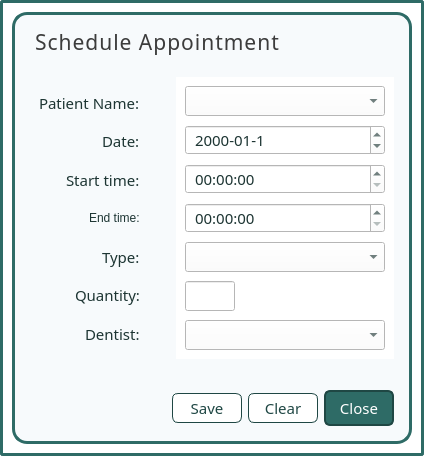
karlito20/AdoraFlowProject, file ui/popup_appointmentform.ui: the form before one commit.
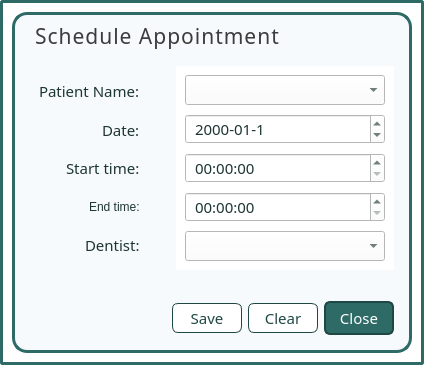
The form after the commit.

```diff
--- a/ui/popup_appointmentform.ui
+++ b/ui/popup_appointmentform.ui
@@ -10,7 +10,7 @@
     <x>0</x>
     <y>0</y>
     <width>418</width>
-    <height>456</height>
+    <height>365</height>
    </rect>
   </property>
   <property name="palette">
@@ -628,32 +628,6 @@
               </property>
              </widget>
             </item>
-            <item alignment="Qt::AlignmentFlag::AlignRight">
-             <widget class="QLabel" name="label">
-              <property name="font">
-               <font>
-                <family>Slate</family>
-                <pointsize>11</pointsize>
-               </font>
-              </property>
-              <property name="text">
-               <string>Type:</string>
-              </property>
-             </widget>
-            </item>
-            <item alignment="Qt::AlignmentFlag::AlignRight">
-             <widget class="QLabel" name="label_7">
-              <property name="font">
-               <font>
-                <family>Slate</family>
-                <pointsize>11</pointsize>
-               </font>
-              </property>
-              <property name="text">
-               <string>Quantity:</string>
-              </property>
-             </widget>
-            </item>
             <item alignment="Qt::AlignmentFlag::AlignRight">
              <widget class="QLabel" name="label_5">
               <property name="font">
@@ -772,50 +746,6 @@
               </property>
              </widget>
             </item>
-            <item>
-             <widget class="QComboBox" name="type_field">
-              <property name="minimumSize">
-               <size>
-                <width>200</width>
-                <height>30</height>
-               </size>
-              </property>
-              <property name="maximumSize">
-               <size>
-                <width>400</width>
-                <height>30</height>
-               </size>
-              </property>
-              <property name="font">
-               <font>
-                <family>Slate</family>
-                <pointsize>11</pointsize>
-               </font>
-              </property>
-             </widget>
-            </item>
-            <item>
-             <widget class="QLineEdit" name="quantity_field">
-              <property name="minimumSize">
-               <size>
-                <width>0</width>
-                <height>30</height>
-               </size>
-              </property>
-              <property name="maximumSize">
-               <size>
-                <width>50</width>
-                <height>30</height>
-               </size>
-              </property>
-              <property name="font">
-               <font>
-                <family>Slate</family>
-                <pointsize>11</pointsize>
-               </font>
-              </property>
-             </widget>
-            </item>
             <item>
              <widget class="QComboBox" name="dentist_field">
               <property name="minimumSize">
```
